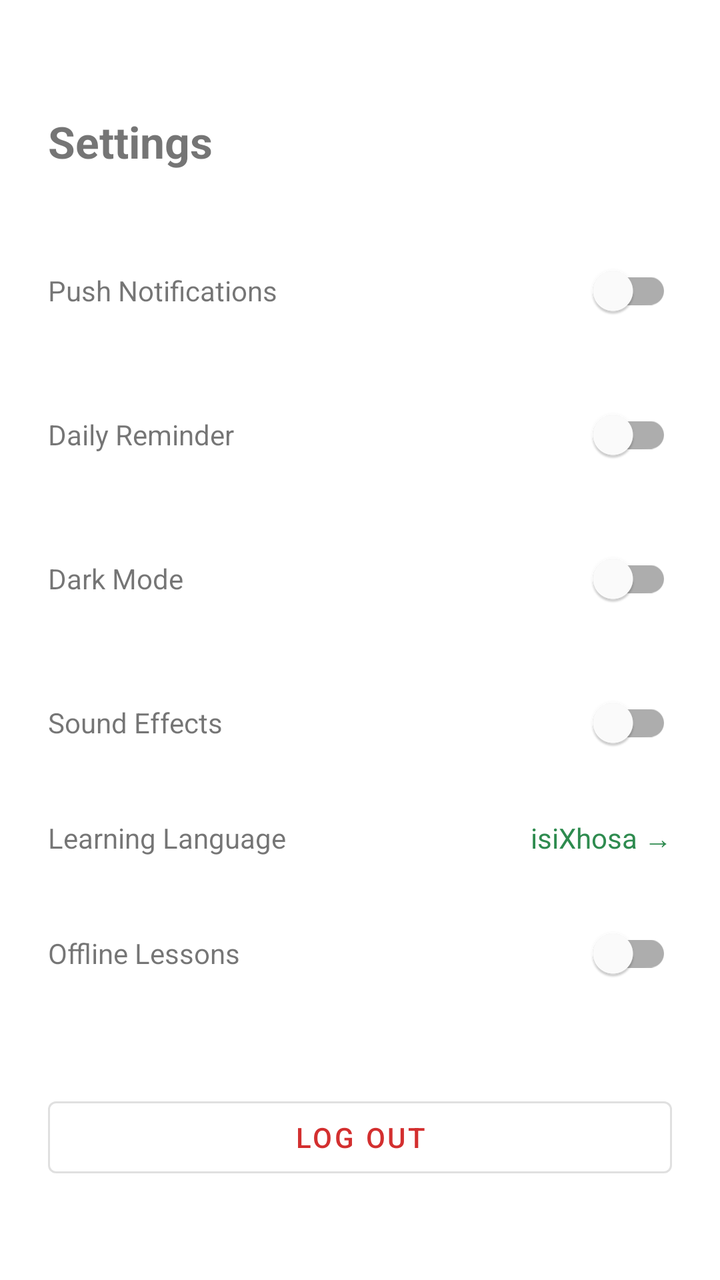
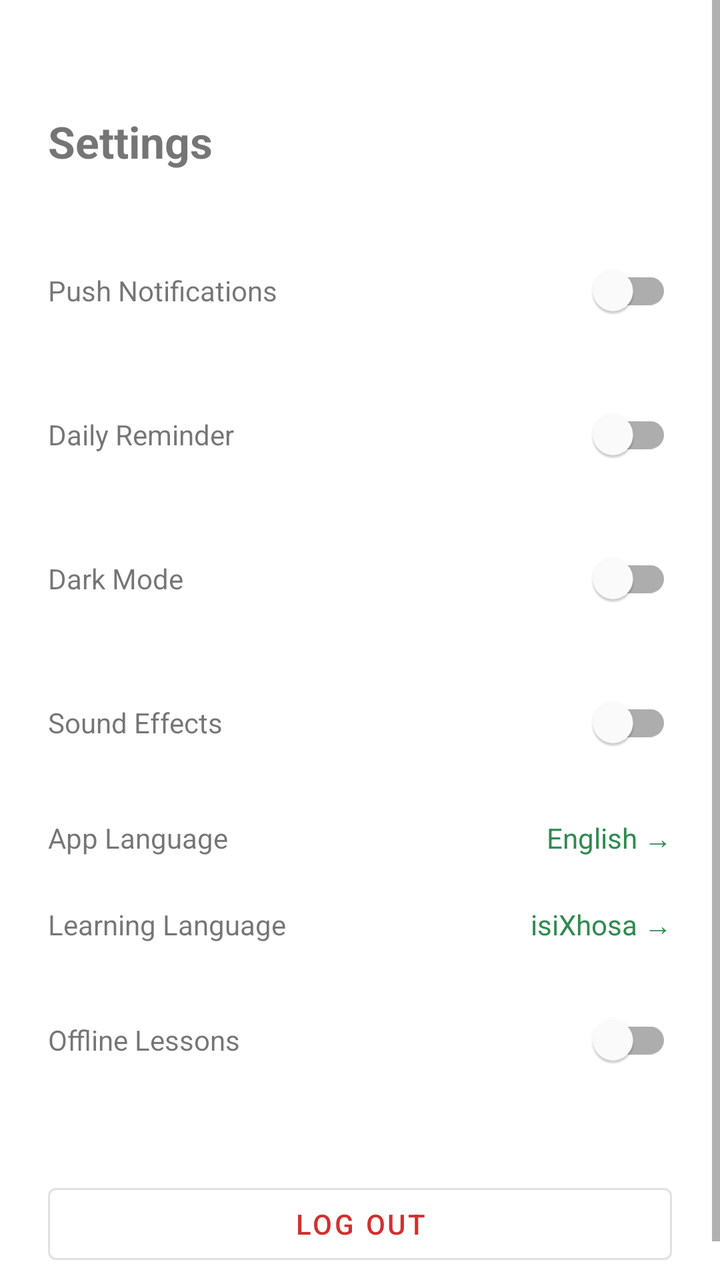

The first picture is an Android layout as it rendered before a commit; the second is the same layout after the commit. The layout source and the unified diff follow.
<!-- AndroidManifest.xml: application theme Theme.MzantsiLingo -->
<!-- res/layout/activity_settings.xml -->
<?xml version="1.0" encoding="utf-8"?>
<ScrollView xmlns:android="http://schemas.android.com/apk/res/android"
    android:layout_width="match_parent"
    android:layout_height="match_parent">

    <LinearLayout
        android:layout_width="match_parent"
        android:layout_height="wrap_content"
        android:orientation="vertical"
        android:padding="24dp">

        <TextView
            android:layout_width="wrap_content"
            android:layout_height="wrap_content"
            android:text="Settings"
            android:textSize="22sp"
            android:textStyle="bold"
            android:layout_marginTop="32dp"
            android:layout_marginBottom="24dp" />

        
        <LinearLayout
            android:layout_width="match_parent"
            android:layout_height="wrap_content"
            android:orientation="horizontal"
            android:gravity="center_vertical"
            android:paddingVertical="12dp">
            <TextView
                android:layout_width="0dp"
                android:layout_height="wrap_content"
                android:layout_weight="1"
                android:text="Push Notifications" />
            <com.google.android.material.switchmaterial.SwitchMaterial
                android:id="@+id/switchPushNotifications"
                android:layout_width="wrap_content"
                android:layout_height="wrap_content" />
        </LinearLayout>

        
        <LinearLayout
            android:layout_width="match_parent"
            android:layout_height="wrap_content"
            android:orientation="horizontal"
            android:gravity="center_vertical"
            android:paddingVertical="12dp">
            <TextView
                android:layout_width="0dp"
                android:layout_height="wrap_content"
                android:layout_weight="1"
                android:text="Daily Reminder" />
            <com.google.android.material.switchmaterial.SwitchMaterial
                android:id="@+id/switchDailyReminder"
                android:layout_width="wrap_content"
                android:layout_height="wrap_content" />
        </LinearLayout>

        
        <LinearLayout
            android:layout_width="match_parent"
            android:layout_height="wrap_content"
            android:orientation="horizontal"
            android:gravity="center_vertical"
            android:paddingVertical="12dp">
            <TextView
                android:layout_width="0dp"
                android:layout_height="wrap_content"
                android:layout_weight="1"
                android:text="Dark Mode" />
            <com.google.android.material.switchmaterial.SwitchMaterial
                android:id="@+id/switchDarkMode"
                android:layout_width="wrap_content"
                android:layout_height="wrap_content" />
        </LinearLayout>

        
        <LinearLayout
            android:layout_width="match_parent"
            android:layout_height="wrap_content"
            android:orientation="horizontal"
            android:gravity="center_vertical"
            android:paddingVertical="12dp">
            <TextView
                android:layout_width="0dp"
                android:layout_height="wrap_content"
                android:layout_weight="1"
                android:text="Sound Effects" />
            <com.google.android.material.switchmaterial.SwitchMaterial
                android:id="@+id/switchSoundEffects"
                android:layout_width="wrap_content"
                android:layout_height="wrap_content" />
        </LinearLayout>

        
        <LinearLayout
            android:id="@+id/rowLearningLanguage"
            android:layout_width="match_parent"
            android:layout_height="wrap_content"
            android:orientation="horizontal"
            android:gravity="center_vertical"
            android:paddingVertical="12dp"
            android:clickable="true"
            android:focusable="true"
            android:background="?attr/selectableItemBackground">
            <TextView
                android:layout_width="0dp"
                android:layout_height="wrap_content"
                android:layout_weight="1"
                android:text="Learning Language" />
            <TextView
                android:id="@+id/tvLearningLanguageValue"
                android:layout_width="wrap_content"
                android:layout_height="wrap_content"
                android:text="isiXhosa →"
                android:textColor="#2E8B4F" />
        </LinearLayout>

        
        <LinearLayout
            android:layout_width="match_parent"
            android:layout_height="wrap_content"
            android:orientation="horizontal"
            android:gravity="center_vertical"
            android:paddingVertical="12dp">
            <TextView
                android:layout_width="0dp"
                android:layout_height="wrap_content"
                android:layout_weight="1"
                android:text="Offline Lessons" />
            <com.google.android.material.switchmaterial.SwitchMaterial
                android:id="@+id/switchOfflineLessons"
                android:layout_width="wrap_content"
                android:layout_height="wrap_content" />
        </LinearLayout>

        <Button
            android:id="@+id/btnLogOut"
            android:layout_width="match_parent"
            android:layout_height="wrap_content"
            android:text="Log Out"
            android:textColor="#D32F2F"
            android:backgroundTint="#FFFFFF"
            style="@style/Widget.MaterialComponents.Button.OutlinedButton"
            android:layout_marginTop="32dp" />

    </LinearLayout>
</ScrollView>
<!-- resources referenced by this layout -->
<resources>
  <style name="Theme.MzantsiLingo" parent="Theme.MaterialComponents.DayNight.NoActionBar">
          <item name="colorPrimary">@color/mzantsi_green</item>
          <item name="colorPrimaryVariant">@color/mzantsi_green</item>
          <item name="colorOnPrimary">@color/white</item>
          <item name="android:statusBarColor">@color/mzantsi_green</item>
      </style>
  <color name="mzantsi_green">#2E8B4F</color>
  <color name="white">#FFFFFF</color>
</resources>

<!-- the commit's change to res/layout/activity_settings.xml (unified diff, before → after) -->
@@ -12,7 +12,7 @@
         <TextView
             android:layout_width="wrap_content"
             android:layout_height="wrap_content"
-            android:text="Settings"
+            android:text="@string/settings_title"
             android:textSize="22sp"
             android:textStyle="bold"
             android:layout_marginTop="32dp"
@@ -29,7 +29,7 @@
                 android:layout_width="0dp"
                 android:layout_height="wrap_content"
                 android:layout_weight="1"
-                android:text="Push Notifications" />
+                android:text="@string/push_notifications" />
             <com.google.android.material.switchmaterial.SwitchMaterial
                 android:id="@+id/switchPushNotifications"
                 android:layout_width="wrap_content"
@@ -47,7 +47,7 @@
                 android:layout_width="0dp"
                 android:layout_height="wrap_content"
                 android:layout_weight="1"
-                android:text="Daily Reminder" />
+                android:text="@string/daily_reminder" />
             <com.google.android.material.switchmaterial.SwitchMaterial
                 android:id="@+id/switchDailyReminder"
                 android:layout_width="wrap_content"
@@ -65,7 +65,7 @@
                 android:layout_width="0dp"
                 android:layout_height="wrap_content"
                 android:layout_weight="1"
-                android:text="Dark Mode" />
+                android:text="@string/dark_mode" />
             <com.google.android.material.switchmaterial.SwitchMaterial
                 android:id="@+id/switchDarkMode"
                 android:layout_width="wrap_content"
@@ -83,11 +83,35 @@
                 android:layout_width="0dp"
                 android:layout_height="wrap_content"
                 android:layout_weight="1"
-                android:text="Sound Effects" />
+                android:text="@string/sound_effects" />
             <com.google.android.material.switchmaterial.SwitchMaterial
                 android:id="@+id/switchSoundEffects"
                 android:layout_width="wrap_content"
                 android:layout_height="wrap_content" />
+        </LinearLayout>
+
+        
+        <LinearLayout
+            android:id="@+id/rowAppLanguage"
+            android:layout_width="match_parent"
+            android:layout_height="wrap_content"
+            android:orientation="horizontal"
+            android:gravity="center_vertical"
+            android:paddingVertical="12dp"
+            android:clickable="true"
+            android:focusable="true"
+            android:background="?attr/selectableItemBackground">
+            <TextView
+                android:layout_width="0dp"
+                android:layout_height="wrap_content"
+                android:layout_weight="1"
+                android:text="@string/settings_app_language" />
+            <TextView
+                android:id="@+id/tvAppLanguageValue"
+                android:layout_width="wrap_content"
+                android:layout_height="wrap_content"
+                android:text="English →"
+                android:textColor="#2E8B4F" />
         </LinearLayout>
 
         
@@ -105,7 +129,7 @@
                 android:layout_width="0dp"
                 android:layout_height="wrap_content"
                 android:layout_weight="1"
-                android:text="Learning Language" />
+                android:text="@string/learning_language" />
             <TextView
                 android:id="@+id/tvLearningLanguageValue"
                 android:layout_width="wrap_content"
@@ -125,7 +149,7 @@
                 android:layout_width="0dp"
                 android:layout_height="wrap_content"
                 android:layout_weight="1"
-                android:text="Offline Lessons" />
+                android:text="@string/offline_lessons" />
             <com.google.android.material.switchmaterial.SwitchMaterial
                 android:id="@+id/switchOfflineLessons"
                 android:layout_width="wrap_content"
@@ -136,7 +160,7 @@
             android:id="@+id/btnLogOut"
             android:layout_width="match_parent"
             android:layout_height="wrap_content"
-            android:text="Log Out"
+            android:text="@string/log_out"
             android:textColor="#D32F2F"
             android:backgroundTint="#FFFFFF"
             style="@style/Widget.MaterialComponents.Button.OutlinedButton"
<!-- resource entries referenced after the edit -->
@@ -1,5 +1,14 @@
 <!-- resources referenced by this layout -->
 <resources>
+  <string name="daily_reminder">Daily Reminder</string>
+  <string name="dark_mode">Dark Mode</string>
+  <string name="learning_language">Learning Language</string>
+  <string name="log_out">Log Out</string>
+  <string name="offline_lessons">Offline Lessons</string>
+  <string name="push_notifications">Push Notifications</string>
+  <string name="settings_app_language">App Language</string>
+  <string name="settings_title">Settings</string>
+  <string name="sound_effects">Sound Effects</string>
   <style name="Theme.MzantsiLingo" parent="Theme.MaterialComponents.DayNight.NoActionBar">
           <item name="colorPrimary">@color/mzantsi_green</item>
           <item name="colorPrimaryVariant">@color/mzantsi_green</item>
